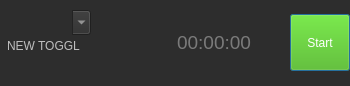
toggl-open-source/toggldesktop, file src/ui/linux/TogglDesktop/timerwidget.ui: the form before one commit.
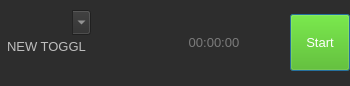
The form after the commit. Icons and pictures are not drawn.

Commit message: Set font sizes in px to avoid DPI issues (linux), #808

```diff
--- a/src/ui/linux/TogglDesktop/timerwidget.ui
+++ b/src/ui/linux/TogglDesktop/timerwidget.ui
@@ -26,7 +26,7 @@
    <string>Form</string>
   </property>
   <property name="styleSheet">
-   <string notr="true"/>
+   <string notr="true">font-size:13px;</string>
   </property>
   <layout class="QHBoxLayout" name="horizontalLayout">
    <property name="spacing">
@@ -225,7 +225,7 @@
         </property>
         <property name="font">
          <font>
-          <pointsize>14</pointsize>
+          <pointsize>-1</pointsize>
          </font>
         </property>
         <property name="styleSheet">
```
The commit also changes 9 other files.
